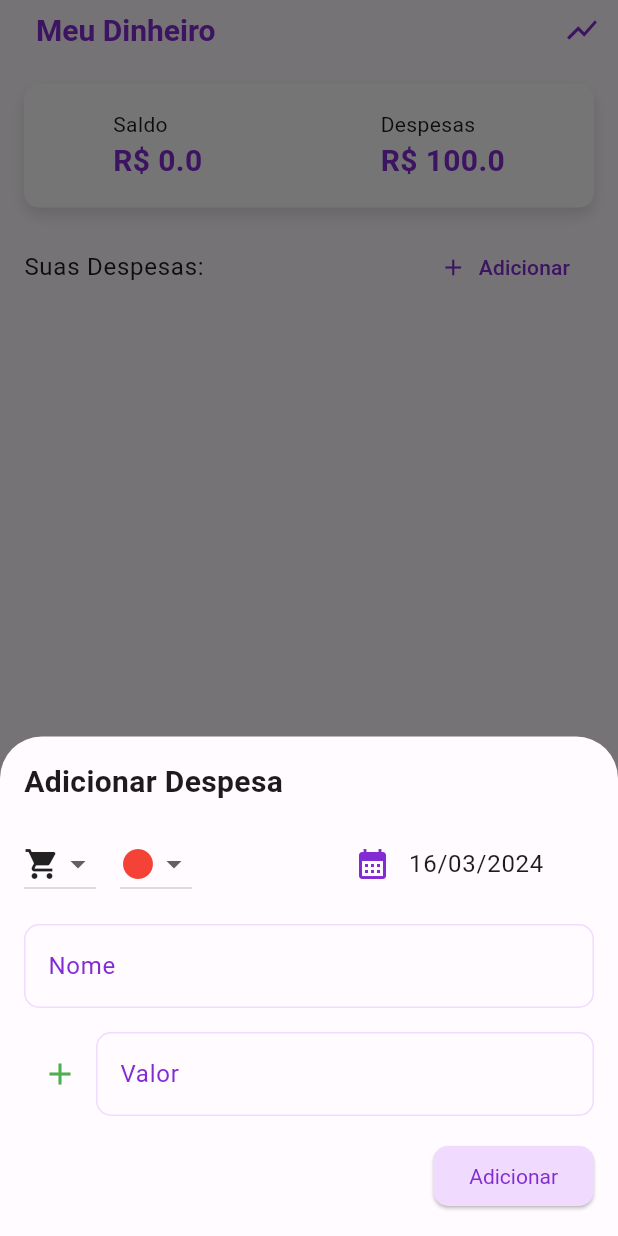
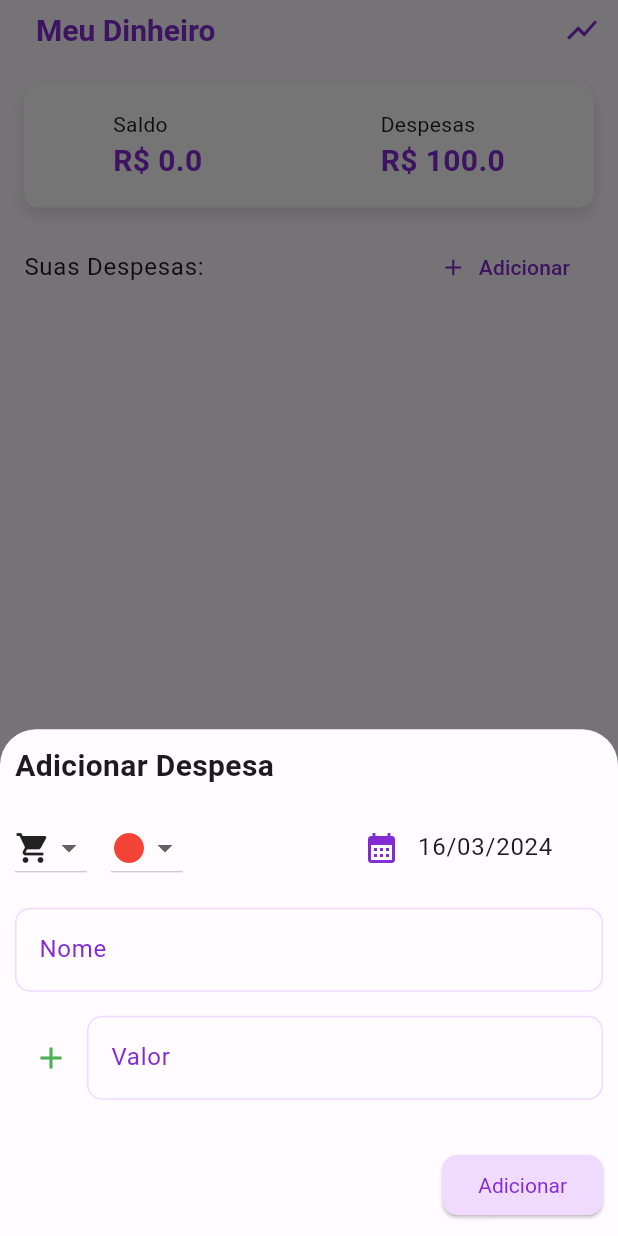
Before and after one commit to Lucas-Pavao/expenses_mobile_app, a Flutter app: the screen it shows after launch, after a tap on "Adicionar", on a phone screen of 412 x 824 dp. Run offline on Flutter 3.47's test engine with Material 3 defaults, Android fonts, the light colour scheme and no system bars.

Commit message:
modal fix

```diff
--- a/lib/src/pages/Home/home_page.dart
+++ b/lib/src/pages/Home/home_page.dart
@@ -18,8 +18,15 @@
     showModalBottomSheet(
       isScrollControlled: true,
       context: context,
+      shape: const RoundedRectangleBorder(
+        borderRadius: BorderRadius.vertical(
+          top: Radius.circular(24),
+        ),
+      ),
       builder: (context) {
-        return const DespesaModal();
+        return DespesaModal(
+          onAdd: _controller!.addDispesa,
+        );
       },
     );
   }
@@ -126,6 +133,7 @@
                   TextButton.icon(
                     onPressed: () {
                       _showExpensesDialog();
+                      // _controller.addDispesa();
                     },
                     icon: const Icon(Icons.add),
                     label: const Text("Adicionar"),
@@ -141,7 +149,10 @@
                 itemCount: _controller?.dispesaLista.length ?? 0,
                 itemBuilder: (context, index) {
                   final despesa = _controller?.dispesaLista[index];
-                  return DespesaListRow(dispesa: despesa);
+                  return Padding(
+                    padding: const EdgeInsets.all(8.0),
+                    child: DespesaListRow(despesa: despesa),
+                  );
                 },
               ),
             ),
--- a/lib/src/pages/Home/widget/despesa_modal.dart
+++ b/lib/src/pages/Home/widget/despesa_modal.dart
@@ -1,8 +1,10 @@
+import 'package:expenses_mobile_app/src/shared/model/dispesa_model.dart';
 import 'package:flutter/material.dart';
 import 'package:intl/intl.dart';
 
 class DespesaModal extends StatefulWidget {
-  const DespesaModal({super.key});
+  const DespesaModal({Key? key, required this.onAdd}) : super(key: key);
+  final Function? onAdd;
 
   @override
   State<DespesaModal> createState() => _DespesaModalState();
@@ -11,6 +13,9 @@
 class _DespesaModalState extends State<DespesaModal> {
   DateTime _selectedDate = DateTime.now();
   bool isAdding = true;
+
+  final TextEditingController _nomeController = TextEditingController();
+  final TextEditingController _valorController = TextEditingController();
 
   final List<IconData> _iconList = [
     Icons.shopping_cart,
@@ -38,6 +43,9 @@
     Colors.brown,
   ];
 
+  IconData icon = Icons.shopping_cart;
+  Color color = Colors.red;
+
   Future<DateTime?> _selectDate(BuildContext context) async {
     return await showDatePicker(
       context: context,
@@ -49,16 +57,27 @@
 
   @override
   Widget build(BuildContext context) {
-    IconData icon = _iconList[0];
-    Color color = _colorList[0];
     final dateFormat = DateFormat('dd/MM/yyyy');
     return StatefulBuilder(
       builder: (BuildContext context, StateSetter setState) {
-        return Container(
-          padding: const EdgeInsets.all(16),
+        return SingleChildScrollView(
+          child: Container(
+            padding: EdgeInsets.only(
+              bottom: MediaQuery.of(context).viewInsets.bottom,
+            ),
+            constraints: BoxConstraints(
+              minHeight: MediaQuery.of(context).size.height * 0.41,
+              maxHeight: MediaQuery.of(context).size.height,
+            ),
+            child: Padding(
+              padding: const EdgeInsets.all(10),
               child: Column(
+                mainAxisAlignment: MainAxisAlignment.spaceBetween,
                 crossAxisAlignment: CrossAxisAlignment.start,
                 mainAxisSize: MainAxisSize.min,
+                children: [
+                  Column(
+                    crossAxisAlignment: CrossAxisAlignment.start,
                     children: [
                       const Text(
                         'Adicionar Despesa',
@@ -87,6 +106,7 @@
                                   setState(() {
                                     icon = value!;
                                   });
+                                  icon = value!;
                                 },
                               ),
                               const SizedBox(width: 16),
@@ -104,6 +124,7 @@
                                   setState(() {
                                     color = value!;
                                   });
+                                  color = value!;
                                 },
                               ),
                             ],
@@ -141,8 +162,9 @@
                         ],
                       ),
                       const SizedBox(height: 16),
-              const TextField(
-                decoration: InputDecoration(
+                      TextField(
+                        controller: _nomeController,
+                        decoration: const InputDecoration(
                           labelText: 'Nome',
                           border: OutlineInputBorder(),
                         ),
@@ -158,9 +180,10 @@
                               },
                               icon: Icon(isAdding ? Icons.add : Icons.remove,
                                   color: isAdding ? Colors.green : Colors.red)),
-                  const Expanded(
+                          Expanded(
                             child: TextField(
-                      decoration: InputDecoration(
+                              controller: _valorController,
+                              decoration: const InputDecoration(
                                 labelText: 'Valor',
                                 border: OutlineInputBorder(),
                               ),
@@ -169,18 +192,50 @@
                           ),
                         ],
                       ),
+                    ],
+                  ),
                   const SizedBox(height: 16),
                   Row(
                     mainAxisAlignment: MainAxisAlignment.end,
                     children: [
                       ElevatedButton(
-                    onPressed: () {},
+                        onPressed: () {
+                          if (_valorController.text.isEmpty &&
+                              _nomeController.text.isEmpty) {
+                            ScaffoldMessenger.of(context).showSnackBar(
+                              const SnackBar(
+                                content: Text('Preencha os campos'),
+                              ),
+                            );
+                          } else {
+                            String valorText =
+                                _valorController.text.replaceAll(',', '.');
+
+                            double valor = double.tryParse(valorText) ?? 0.0;
+
+                            if (!isAdding) {
+                              valor *= -1;
+                            }
+
+                            Dispesa despesa = Dispesa(
+                              nome: _nomeController.text,
+                              data: dateFormat.format(_selectedDate),
+                              valor: valor,
+                              icon: icon,
+                              iconColor: color,
+                            );
+                            widget.onAdd!(despesa);
+                            Navigator.pop(context);
+                          }
+                        },
                         child: const Text('Adicionar'),
                       ),
                     ],
                   ),
                 ],
               ),
+            ),
+          ),
         );
       },
     );
```
Also changed, not shown: lib/src/pages/Home/widget/despesa_list_row.dart (+67 -22 lines), 1 other file. Lines whose indentation alone changed are shown as unchanged.
